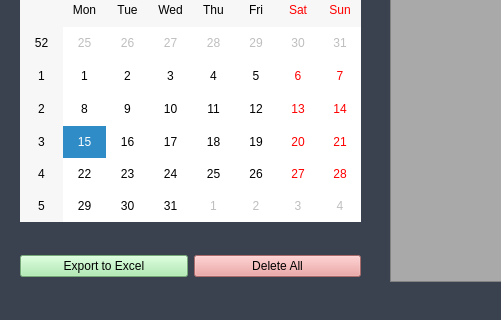
Above: app/task_manager.ui from Alihaghayegh/life-style-programmer-task-manager before the change; both pictures show x 0 to 501 and y 299 to 619 of the 796 by 619 pixel window. Below: the same form after it.
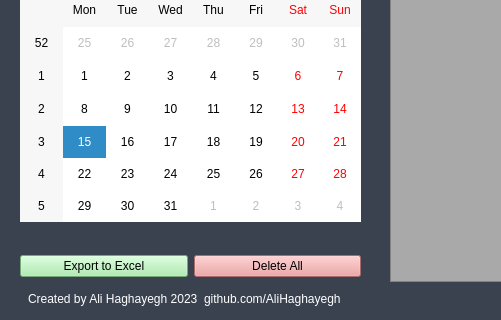
That is the form after the change.

The edit to the form file:
```diff
--- a/app/task_manager.ui
+++ b/app/task_manager.ui
@@ -263,6 +263,25 @@
      </property>
     </item>
    </widget>
+   <widget class="QLabel" name="footer">
+    <property name="geometry">
+     <rect>
+      <x>20</x>
+      <y>590</y>
+      <width>341</width>
+      <height>16</height>
+     </rect>
+    </property>
+    <property name="styleSheet">
+     <string notr="true">#footer {
+	color: white;
+	padding-left: 5px;
+}</string>
+    </property>
+    <property name="text">
+     <string>Created by Ali Haghayegh 2023  github.com/AliHaghayegh</string>
+    </property>
+   </widget>
   </widget>
  </widget>
  <resources/>
```
